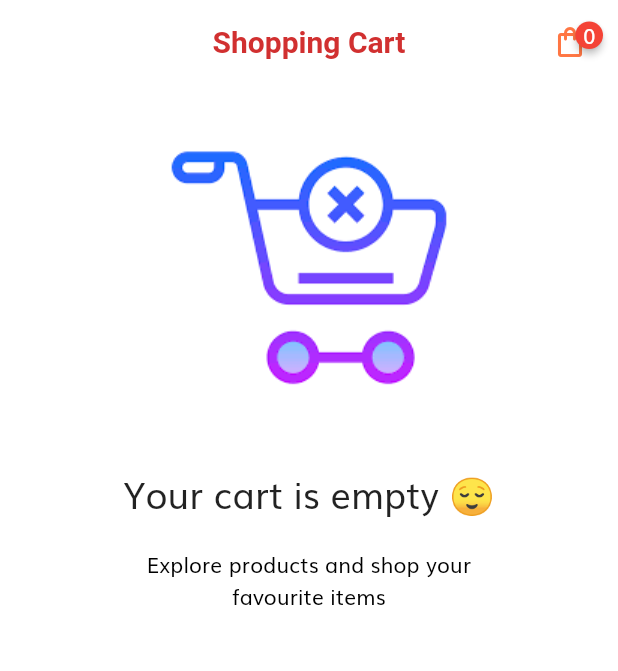
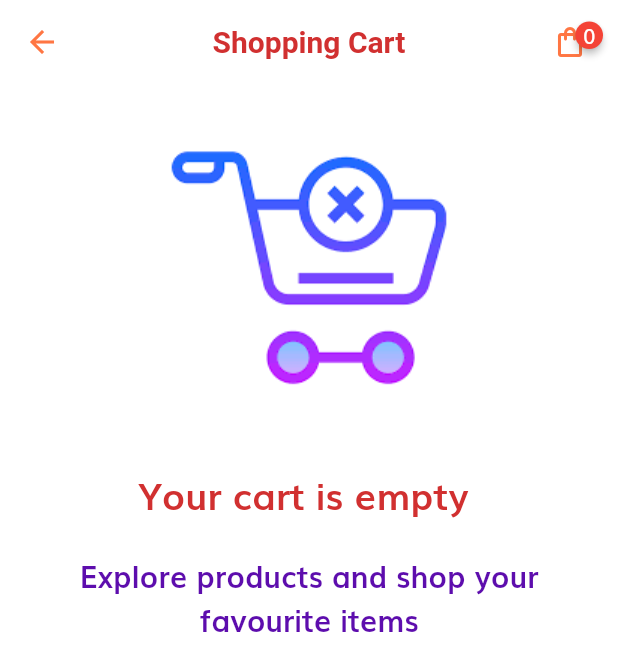
Before and after one commit to bhattarainabin64/EcommerceApp, a Flutter app: the CartScreen screen opened directly, on a phone screen of 412 x 824 dp. Shown: the top 671 px of the screen. Run offline on Flutter 3.47's test engine with Material 2 defaults, Android fonts, the phone set to English and light mode, and no system bars; drawn by our look-alikes of badges; our stand-ins replace awesome_notifications, carousel_slider, curved_navigation_bar, dio, flutter_rating_bar, flutter_svg and 11 more; missing offline and left inert: clippy_flutter, dart:ffi, dio_http_cache, wear; accounts and stored records are empty.

Commit message:
chnages in ui

```diff
--- a/lib/screens/cart/cart_screen.dart
+++ b/lib/screens/cart/cart_screen.dart
@@ -24,13 +24,13 @@ class _CartScreenState extends State<CartScreen> {
     final cart = Provider.of<CartProvider>(context);
     return Scaffold(
       appBar: AppBar(
-        title: Text('Shopping Cart',
+        title: const Text('Shopping Cart',
             style: TextStyle(
                 fontSize: 20,
                 fontWeight: FontWeight.bold,
                 color: Color.fromARGB(255, 209, 48, 48))),
         centerTitle: true,
-        automaticallyImplyLeading: false,
+
         actions: [
           Center(
             child: Badge(
@@ -57,26 +57,35 @@ class _CartScreenState extends State<CartScreen> {
                 builder: (context, AsyncSnapshot<List<Cart>> snapshot) {
                   if (snapshot.hasData) {
                     if (snapshot.data!.isEmpty) {
-                      return Align(
+                      return Center(
+                        child: Align(
                           alignment: Alignment.center,
                           child: Column(
-                          children: [
+                            children: const [
                               Image(
-                              image: AssetImage('assets/images/empty_cart.png'),
+                                image:
+                                    AssetImage('assets/images/empty_cart.png'),
                               ),
                               SizedBox(
                                 height: 20,
                               ),
-                            Text('Your cart is empty 😌',
-                                style: Theme.of(context).textTheme.headline5),
+                              Text('Your cart is empty ',
+                                  style: TextStyle(
+                                      fontSize: 25,
+                                      fontWeight: FontWeight.bold,
+                                      color: Color.fromARGB(255, 209, 48, 48))),
                               SizedBox(
                                 height: 20,
                               ),
                               Text(
                                   'Explore products and shop your\nfavourite items',
                                   textAlign: TextAlign.center,
-                                style: Theme.of(context).textTheme.subtitle2)
+                                  style: TextStyle(
+                                      fontSize: 20,
+                                      fontWeight: FontWeight.bold,
+                                      color: Color.fromARGB(255, 93, 13, 173))),
                             ],
+                          ),
                         ),
                       );
                     } else {
```
Also changed, not shown: lib/screens/product_details/body.dart (+10 -67 lines), lib/screens/product_details/product_details.dart (+22 -2 lines), lib/screens/profile/profile.dart (+29 -3 lines). Lines whose indentation alone changed are shown as unchanged.
